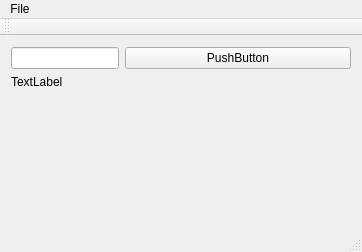
Above: FileNamer/mainwindow.ui from bluejellybean/FileNamer before the change. Below: the same form after it.
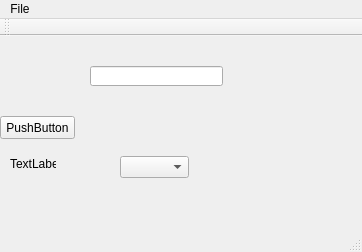
That is the form after the change.

Commit message: Getting combo box to work, not done

The edit to the form file:
```diff
--- a/FileNamer/mainwindow.ui
+++ b/FileNamer/mainwindow.ui
@@ -14,15 +14,38 @@
    <string>MainWindow</string>
   </property>
   <widget class="QWidget" name="centralWidget">
-   <layout class="QFormLayout" name="formLayout">
-    <property name="fieldGrowthPolicy">
-     <enum>QFormLayout::AllNonFixedFieldsGrow</enum>
+   <widget class="QLineEdit" name="lineEdit">
+    <property name="geometry">
+     <rect>
+      <x>90</x>
+      <y>30</y>
+      <width>133</width>
+      <height>20</height>
+     </rect>
     </property>
-    <item row="4" column="0">
-     <widget class="QLineEdit" name="lineEdit"/>
-    </item>
-    <item row="4" column="1">
+   </widget>
+   <widget class="QLabel" name="label">
+    <property name="geometry">
+     <rect>
+      <x>10</x>
+      <y>120</y>
+      <width>46</width>
+      <height>16</height>
+     </rect>
+    </property>
+    <property name="text">
+     <string>TextLabel</string>
+    </property>
+   </widget>
      <widget class="QPushButton" name="pushButton">
+    <property name="geometry">
+     <rect>
+      <x>0</x>
+      <y>80</y>
+      <width>75</width>
+      <height>23</height>
+     </rect>
+    </property>
       <property name="text">
        <string>PushButton</string>
       </property>
@@ -36,15 +59,16 @@
        <bool>false</bool>
       </property>
      </widget>
-    </item>
-    <item row="5" column="0">
-     <widget class="QLabel" name="label">
-      <property name="text">
-       <string>TextLabel</string>
-      </property>
-     </widget>
-    </item>
-   </layout>
+   <widget class="QComboBox" name="comboBox">
+    <property name="geometry">
+     <rect>
+      <x>120</x>
+      <y>120</y>
+      <width>69</width>
+      <height>22</height>
+     </rect>
+    </property>
+   </widget>
   </widget>
   <widget class="QMenuBar" name="menuBar">
    <property name="geometry">
```
Lines whose indentation alone changed are shown as unchanged. The commit also changes 2 other files.
